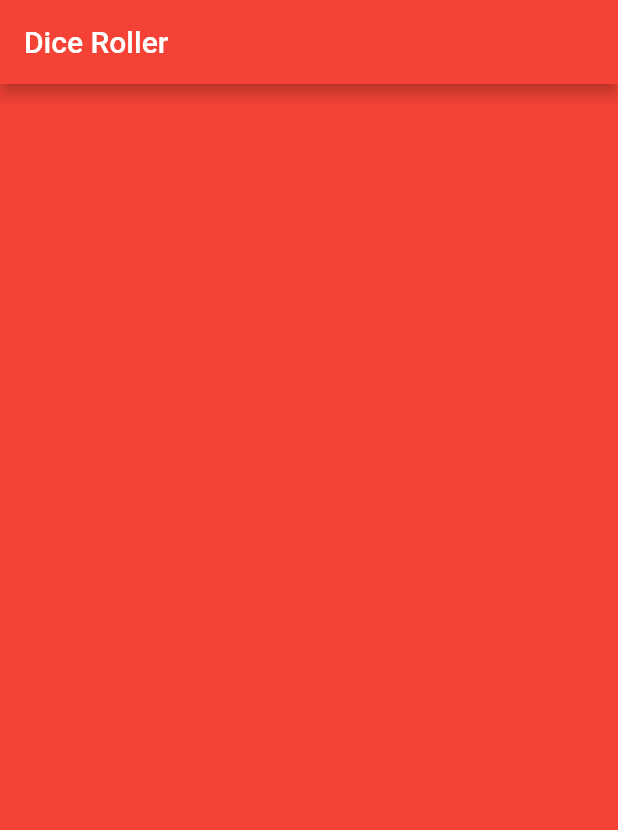
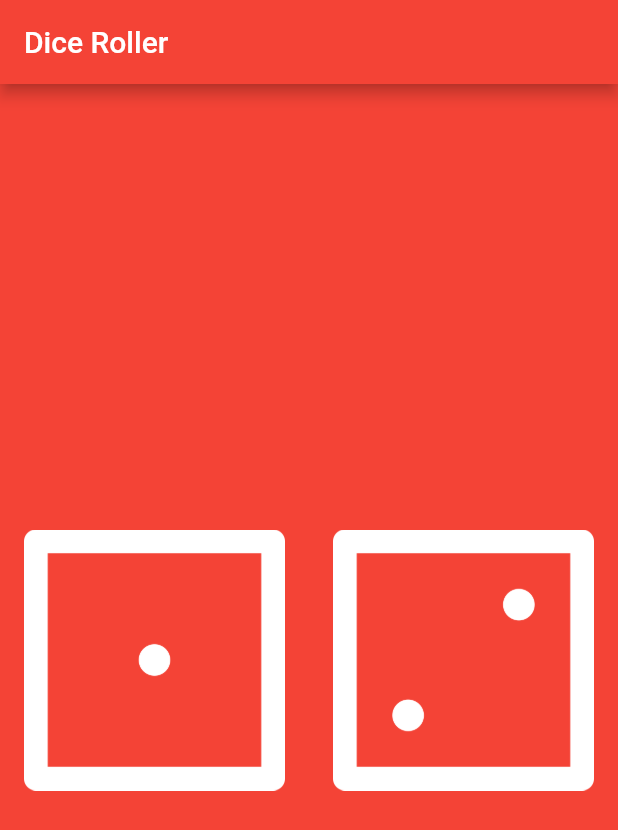
Before and after one commit to poudyalanil/dice-roller, a Flutter app: the screen it shows after launch, on a phone screen of 412 x 824 dp. Shown: the top 830 px of the screen. Run offline on Flutter 3.47's test engine with Material 2 defaults, Android fonts, the phone set to English and light mode, and no system bars.

Commit message:
UI tweaks

```diff
--- a/lib/main.dart
+++ b/lib/main.dart
@@ -8,20 +8,38 @@ class MyApp extends StatelessWidget {
   Widget build(BuildContext context) {
     return MaterialApp(
       home: Scaffold(
-backgroundColor: Colors.red,
+        backgroundColor: Colors.red,
         appBar: AppBar(
           title: Text("Dice Roller"),
           backgroundColor: Colors.red,
         ),
         body: DicePage(),
-
       ),
     );
   }
 }
-class DicePage extends StatelessWidget{
+
+class DicePage extends StatelessWidget {
   @override
-  Widget build(BuildContext context){
-    return Container();
+  Widget build(BuildContext context) {
+    return Center(
+      child: Row(
+        children: <Widget>[
+
+          Expanded(
+            child: Padding(
+              padding: const EdgeInsets.all(16.0),
+              child: Image.asset('images/dice1.png'),
+            ),
+          ),
+          Expanded(
+            child: Padding(
+              padding: const EdgeInsets.all(16.0),
+              child: Image.asset('images/dice2.png'),
+            ),
+          ),
+        ],
+      ),
+    );
   }
 }
```
